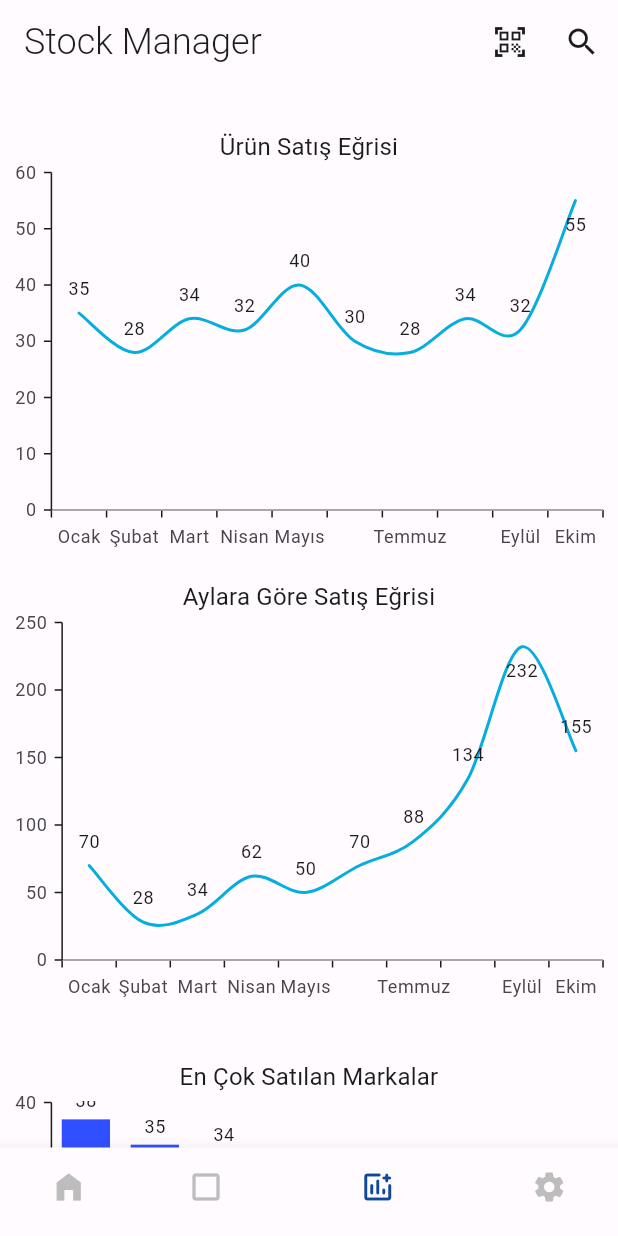
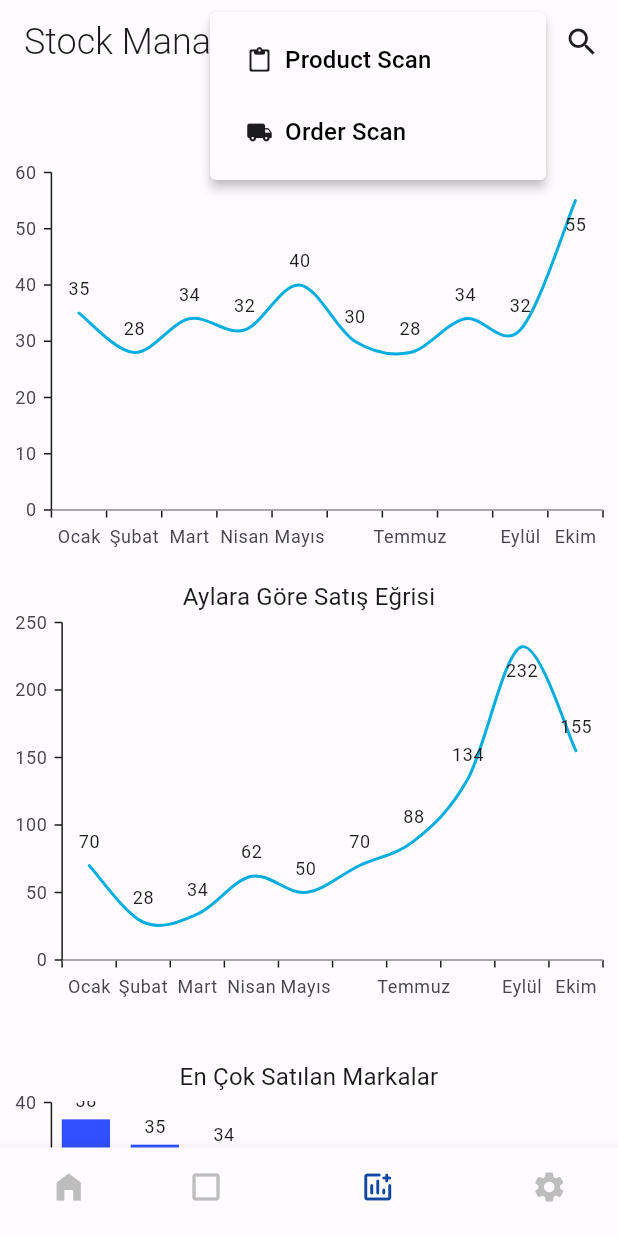
Before and after one commit to gorkemarslanbogan/finalProje, a Flutter app: the MainScreen screen opened directly, item 3 of the bottom bar chosen, after a tap on the "qr code scanner" icon, on a phone screen of 412 x 824 dp. Run offline on Flutter 3.47's test engine with Material 2 defaults, Android fonts, the phone set to English and light mode, and no system bars; our stand-ins replace dio, lottie, syncfusion_flutter_charts; missing offline and left inert: flutter_barcode_scanner; network calls fail.

Commit message:
build popup menu

```diff
--- a/lib/product/widget/appbar.dart
+++ b/lib/product/widget/appbar.dart
@@ -4,17 +4,16 @@ import 'package:flutter/services.dart';
 
 
 class MyAppbar extends StatelessWidget implements PreferredSizeWidget {
-  const MyAppbar({super.key, this.backButton});
+   MyAppbar({super.key, this.backButton});
   final bool? backButton;
+  final List<String> _item = ["Product Scan", "Order Scan"];
   @override
   Widget build(BuildContext context) {
     return AppBar(
               systemOverlayStyle: SystemUiOverlayStyle.dark,
               actions: [
-                IconButton(onPressed: () async {
-                  BarcodeScanner.ScanBarcode();
-                }, icon:  Icon(Icons.qr_code_scanner,color: Theme.of(context).colorScheme.onBackground,)),
-                IconButton(onPressed: (){}, icon:  Icon(Icons.search,color:Theme.of(context).colorScheme.onBackground,))
+                _scannerPopupMenu(context),
+                IconButton(onPressed: (){}, icon: Icon(Icons.search,color:Theme.of(context).colorScheme.onBackground,))
               ],
               leading: (backButton == true) ? BackButton(color: Theme.of(context).colorScheme.onBackground) : null,
               backgroundColor: Colors.transparent,
@@ -25,6 +24,28 @@ class MyAppbar extends StatelessWidget implements PreferredSizeWidget {
               ),));
   }
 
+  PopupMenuButton<String> _scannerPopupMenu(BuildContext context) {
+    return PopupMenuButton(
+                initialValue: _item.first,
+                icon: Icon(Icons.qr_code_scanner,color: Theme.of(context).colorScheme.onBackground,),
+                itemBuilder: (context) => <PopupMenuEntry<String>> [
+                  PopupMenuItem<String>(
+                  onTap: (){BarcodeScanner.ScanBarcode(ScannerType.PRODUCT);},
+                  child: TextButton.icon(icon: Icon(Icons.paste_rounded,color: Theme.of(context).colorScheme.onBackground,), label: Text(_item.first,style: Theme.of(context).textTheme.subtitle1?.copyWith(
+                    color: Colors.black,
+                  ),), onPressed: (){},),
+          ),
+                  PopupMenuItem<String>(
+                  onTap: (){BarcodeScanner.ScanBarcode(ScannerType.PRODUCT);},
+                  value: _item[1],
+                  child: TextButton.icon(icon: Icon(Icons.local_shipping_rounded,color: Theme.of(context).colorScheme.onBackground,), label: Text(_item.last,style: Theme.of(context).textTheme.subtitle1?.copyWith(
+                    color: Colors.black,
+                  ),), onPressed: (){},),
+          ),
+                ]
+              ,);
+  }
+
   @override
   Size get preferredSize => const Size.fromHeight(kToolbarHeight);
 }
--- a/lib/view/screen/details.dart
+++ b/lib/view/screen/details.dart
@@ -1,5 +1,4 @@
 import 'package:final_project/model/StockData.dart';
-import 'package:final_project/product/utils/app_utilts.dart';
 import 'package:final_project/product/widget/appbar.dart';
 import 'package:final_project/view/screen/charts_screen.dart';
 import 'package:flutter/material.dart';
@@ -14,7 +13,8 @@ class Details extends StatefulWidget {
 }
 
 class _DetailsState extends State<Details> {
-    void initState() {
+    @override
+      void initState() {
     super.initState();
     _tooltipBehavior = TooltipBehavior();
   }
@@ -27,7 +27,7 @@ late TooltipBehavior _tooltipBehavior;
   @override
   Widget build(BuildContext context) {
     return Scaffold(
-      appBar: const MyAppbar(backButton: true),
+      appBar:  MyAppbar(backButton: true),
       body: SizedBox(
         height: MediaQuery.of(context).size.height*1.08,
         child: SingleChildScrollView(
--- a/lib/view/screen/mainscreen.dart
+++ b/lib/view/screen/mainscreen.dart
@@ -35,7 +35,7 @@ class _MainScreenState extends State<MainScreen> {
       return SafeArea(child:
           Scaffold(
           bottomNavigationBar: _navigationBar(),
-          appBar:const MyAppbar(),
+          appBar: MyAppbar(),
           body: _pages[_selectedIndex]));
   }
 
--- a/pubspec.yaml
+++ b/pubspec.yaml
@@ -41,7 +41,6 @@ dependencies:
   #State Managment
   provider: ^6.0.4
   #Chart Graphic
-  d_chart: ^0.1.0
   syncfusion_flutter_charts: ^20.3.61
   #barcode_scanner
   flutter_barcode_scanner: ^2.0.0
```
Also changed, not shown: pubspec.lock.
